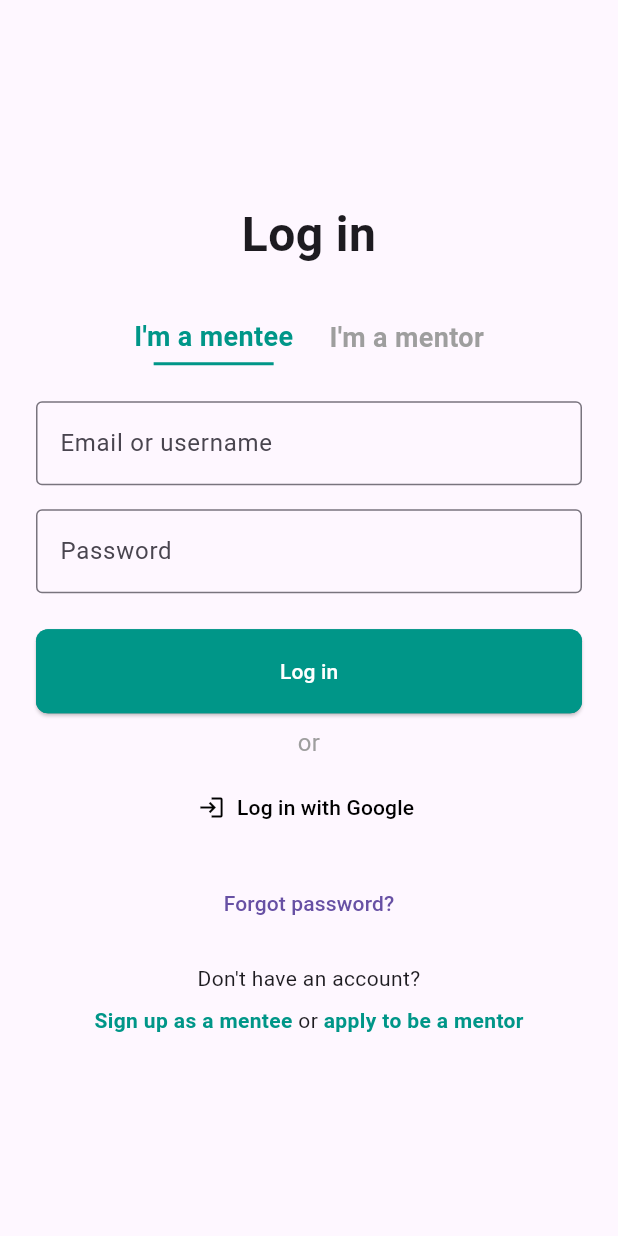
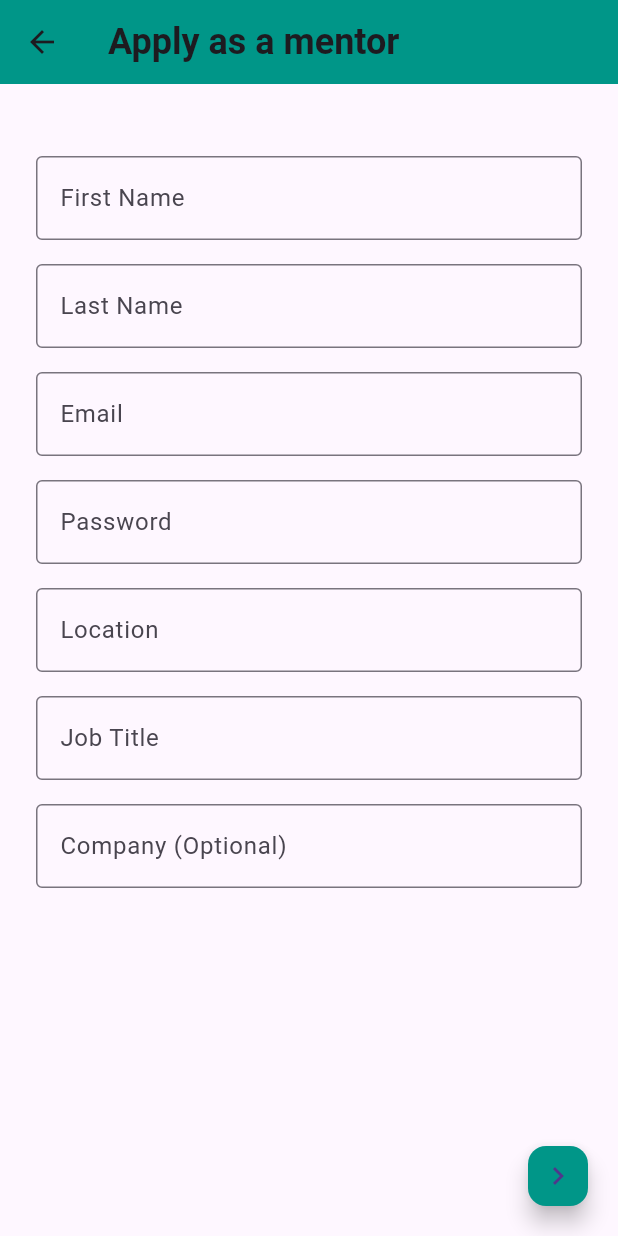
Before and after one commit to NilishaMaharjan/NepalMentor, a Flutter app: the screen it shows after launch, after a tap on "apply to be a mentor", on a phone screen of 412 x 824 dp. Run offline on Flutter 3.47's test engine with Material 3 defaults, Android fonts, the phone set to English and light mode, and no system bars; our stand-ins replace get.

Commit message:
fifth commit

```diff
--- a/lib/login.dart
+++ b/lib/login.dart
@@ -1,4 +1,5 @@
 import 'package:flutter/material.dart';
+import 'package:get/get.dart'; // Import GetX for navigation
 
 class LoginScreen extends StatefulWidget {
   const LoginScreen({super.key});
@@ -60,43 +61,43 @@ class LoginScreenState extends State<LoginScreen> {
                 ),
                 const SizedBox(height: 24.0),
 
-                // Log in Button with the same size and shape as text fields
+                // Log in Button
                 Container(
-                  height: 56.0, // Match the height of the text field
+                  height: 56.0,
                   decoration: BoxDecoration(
-                    color: Colors.teal, // Solid button color
-                    borderRadius: BorderRadius.circular(8.0), // Same shape as text fields
+                    color: Colors.teal,
+                    borderRadius: BorderRadius.circular(8.0),
                   ),
                   child: ElevatedButton(
                     onPressed: () {
                       // Handle login logic here
                     },
                     style: ElevatedButton.styleFrom(
-                      backgroundColor: Colors.teal, // Ensure button is teal
+                      backgroundColor: Colors.teal,
                       shape: RoundedRectangleBorder(
-                        borderRadius: BorderRadius.circular(8.0), // Rounded corners
+                        borderRadius: BorderRadius.circular(8.0),
                       ),
-                      padding: EdgeInsets.zero, // Remove padding to fit the container
+                      padding: EdgeInsets.zero,
                     ),
                     child: const Text(
                       'Log in',
-                      style: TextStyle(color: Colors.white), // Text color
+                      style: TextStyle(color: Colors.white),
                     ),
                   ),
                 ),
 
                 const SizedBox(height: 8.0),
-
-                // 'Or' between Log in and Google Login
-                const Text(
-                  'or',
-                  textAlign: TextAlign.center,
-                  style: TextStyle(fontSize: 16.0, color: Colors.grey),
-                ),
+                const Text('or', textAlign: TextAlign.center),
                 const SizedBox(height: 8.0),
 
                 // Google Login Button
-                TextButton.icon(
+                Container(
+                  height: 56.0,
+                  decoration: BoxDecoration(
+                    border: Border.all(color: Colors.grey),
+                    borderRadius: BorderRadius.circular(8.0),
+                  ),
+                  child: TextButton.icon(
                     onPressed: () {
                       // Handle Google login logic
                     },
@@ -104,6 +105,7 @@ class LoginScreenState extends State<LoginScreen> {
                     label: const Text(
                       'Log in with Google',
                       style: TextStyle(color: Colors.black),
+                    ),
                   ),
                 ),
                 const SizedBox(height: 16.0),
@@ -117,15 +119,14 @@ class LoginScreenState extends State<LoginScreen> {
                 ),
                 const SizedBox(height: 16.0),
 
-                // Don't have an account text
                 const Text(
                   "Don't have an account?",
                   textAlign: TextAlign.center,
                   style: TextStyle(fontSize: 14.0),
                 ),
-                const SizedBox(height: 8.0), // Add some space before the signup options
+                const SizedBox(height: 8.0),
 
-                // Sign-up Options for Mentee or Mentor in single line
+                // Mentor/Mentee Sign-up Options
                 Row(
                   mainAxisAlignment: MainAxisAlignment.center,
                   children: [
@@ -138,21 +139,20 @@ class LoginScreenState extends State<LoginScreen> {
                         style: TextStyle(
                           color: Colors.teal,
                           fontWeight: FontWeight.bold,
-                          fontSize: 14.0, // Smaller font size
                         ),
                       ),
                     ),
                     const Text(' or ', style: TextStyle(fontSize: 14.0)),
                     GestureDetector(
                       onTap: () {
-                        // Handle mentor application logic
+                        // Navigate to the Mentor Registration Screen
+                        Get.toNamed('/mentorregistration'); // Corrected route
                       },
                       child: const Text(
                         'apply to be a mentor',
                         style: TextStyle(
                           color: Colors.teal,
                           fontWeight: FontWeight.bold,
-                          fontSize: 14.0, // Smaller font size
                         ),
                       ),
                     ),
@@ -166,7 +166,7 @@ class LoginScreenState extends State<LoginScreen> {
     );
   }
 
-  // Helper function to build role selection tab
+  // Helper function for role selection
   Widget buildRoleTab(String title, bool isSelected) {
     return GestureDetector(
       onTap: () {
--- a/lib/main.dart
+++ b/lib/main.dart
@@ -2,6 +2,7 @@ import 'package:flutter/material.dart';
 import 'package:get/get.dart';
 import 'package:nepalmentors/splashview.dart';
 import 'package:nepalmentors/login.dart';
+import 'package:nepalmentors/mentorregister1.dart'; // Import the Mentor Application Page
 
 void main() {
   runApp(const MyApp());
@@ -9,6 +10,7 @@ void main() {
 
 class MyApp extends StatelessWidget {
   const MyApp({super.key});
+
   @override
   Widget build(BuildContext context) {
     return GetMaterialApp(
@@ -17,6 +19,7 @@ class MyApp extends StatelessWidget {
       getPages: [
         GetPage(name: '/splash', page: () => const MySplash()),
         GetPage(name: '/login', page: () => const LoginScreen()),
+        GetPage(name: '/mentorregistration', page: () => const  MentorRegistration()), // Add route
       ],
     );
   }
--- /dev/null
+++ b/lib/mentorregister1.dart
@@ -0,0 +1,242 @@
+import 'package:flutter/material.dart';
+
+class MentorRegistration extends StatefulWidget {
+  const MentorRegistration({super.key});
+
+  @override
+  MentorApplicationScreenState createState() => MentorApplicationScreenState();
+}
+
+class MentorApplicationScreenState extends State<MentorRegistration> {
+  // Form key to validate the form fields
+  final _formKey = GlobalKey<FormState>();
+
+  // Define controllers for text fields
+  final TextEditingController firstNameController = TextEditingController();
+  final TextEditingController lastNameController = TextEditingController();
+  final TextEditingController emailController = TextEditingController();
+  final TextEditingController passwordController = TextEditingController();
+  final TextEditingController locationController = TextEditingController();
+  final TextEditingController jobTitleController = TextEditingController();
+  final TextEditingController companyController = TextEditingController();
+
+  @override
+  Widget build(BuildContext context) {
+    return Scaffold(
+      appBar: AppBar(
+        title: const Text(
+          'Apply as a mentor',
+          style: TextStyle(
+            fontSize: 24.0, // Adjust font size
+            fontWeight: FontWeight.bold, // Make text bold
+          ),
+        ),
+        backgroundColor: Colors.teal, // Set AppBar color to teal
+      ),
+      body: Padding(
+        padding: const EdgeInsets.all(24.0),
+        child: SingleChildScrollView(
+          child: Form(
+            key: _formKey,
+            child: Column(
+              crossAxisAlignment: CrossAxisAlignment.stretch,
+              children: [
+                const SizedBox(height: 24.0),
+
+                // First Name
+                TextFormField(
+                  controller: firstNameController,
+                  decoration: const InputDecoration(
+                    labelText: 'First Name',
+                    border: OutlineInputBorder(),
+                    focusedBorder: OutlineInputBorder(
+                      borderSide:
+                          BorderSide(color: Colors.teal, width: 2.0), // Teal border when focused
+                    ),
+                    floatingLabelStyle: TextStyle(
+                      color: Colors.teal, // Teal label color when focused
+                      fontWeight: FontWeight.bold,
+                    ),
+                  ),
+                  validator: (value) {
+                    if (value == null || value.isEmpty) {
+                      return 'Please enter your first name';
+                    }
+                    return null;
+                  },
+                ),
+                const SizedBox(height: 16.0),
+
+                // Last Name
+                TextFormField(
+                  controller: lastNameController,
+                  decoration: const InputDecoration(
+                    labelText: 'Last Name',
+                    border: OutlineInputBorder(),
+                    focusedBorder: OutlineInputBorder(
+                      borderSide:
+                          BorderSide(color: Colors.teal, width: 2.0), // Teal border when focused
+                    ),
+                    floatingLabelStyle: TextStyle(
+                      color: Colors.teal,
+                      fontWeight: FontWeight.bold,
+                    ),
+                  ),
+                  validator: (value) {
+                    if (value == null || value.isEmpty) {
+                      return 'Please enter your last name';
+                    }
+                    return null;
+                  },
+                ),
+                const SizedBox(height: 16.0),
+
+                // Email
+                TextFormField(
+                  controller: emailController,
+                  decoration: const InputDecoration(
+                    labelText: 'Email',
+                    border: OutlineInputBorder(),
+                    focusedBorder: OutlineInputBorder(
+                      borderSide:
+                          BorderSide(color: Colors.teal, width: 2.0), // Teal border when focused
+                    ),
+                    floatingLabelStyle: TextStyle(
+                      color: Colors.teal,
+                      fontWeight: FontWeight.bold,
+                    ),
+                  ),
+                  validator: (value) {
+                    if (value == null || value.isEmpty) {
+                      return 'Please enter your email';
+                    } else if (!RegExp(r'^[^@]+@[^@]+\.[^@]+').hasMatch(value)) {
+                      return 'Please enter a valid email address';
+                    }
+                    return null;
+                  },
+                ),
+                const SizedBox(height: 16.0),
+
+                // Password
+                TextFormField(
+                  controller: passwordController,
+                  decoration: const InputDecoration(
+                    labelText: 'Password',
+                    border: OutlineInputBorder(),
+                    focusedBorder: OutlineInputBorder(
+                      borderSide:
+                          BorderSide(color: Colors.teal, width: 2.0), // Teal border when focused
+                    ),
+                    floatingLabelStyle: TextStyle(
+                      color: Colors.teal,
+                      fontWeight: FontWeight.bold,
+                    ),
+                  ),
+                  obscureText: true,
+                  validator: (value) {
+                    if (value == null || value.isEmpty) {
+                      return 'Please enter your password';
+                    }
+                    return null;
+                  },
+                ),
+                const SizedBox(height: 16.0),
+
+                // Location
+                TextFormField(
+                  controller: locationController,
+                  decoration: const InputDecoration(
+                    labelText: 'Location',
+                    border: OutlineInputBorder(),
+                    focusedBorder: OutlineInputBorder(
+                      borderSide:
+                          BorderSide(color: Colors.teal, width: 2.0), // Teal border when focused
+                    ),
+                    floatingLabelStyle: TextStyle(
+                      color: Colors.teal,
+                      fontWeight: FontWeight.bold,
+                    ),
+                  ),
+                  validator: (value) {
+                    if (value == null || value.isEmpty) {
+                      return 'Please enter your location';
+                    }
+                    return null;
+                  },
+                ),
+                const SizedBox(height: 16.0),
+
+                // Job Title
+                TextFormField(
+                  controller: jobTitleController,
+                  decoration: const InputDecoration(
+                    labelText: 'Job Title',
+                    border: OutlineInputBorder(),
+                    focusedBorder: OutlineInputBorder(
+                      borderSide:
+                          BorderSide(color: Colors.teal, width: 2.0), // Teal border when focused
+                    ),
+                    floatingLabelStyle: TextStyle(
+                      color: Colors.teal,
+                      fontWeight: FontWeight.bold,
+                    ),
+                  ),
+                  validator: (value) {
+                    if (value == null || value.isEmpty) {
+                      return 'Please enter your job title';
+                    }
+                    return null;
+                  },
+                ),
+                const SizedBox(height: 16.0),
+
+                // Company (Optional)
+                TextFormField(
+                  controller: companyController,
+                  decoration: const InputDecoration(
+                    labelText: 'Company (Optional)',
+                    border: OutlineInputBorder(),
+                    focusedBorder: OutlineInputBorder(
+                      borderSide:
+                          BorderSide(color: Colors.teal, width: 2.0), // Teal border when focused
+                    ),
+                    floatingLabelStyle: TextStyle(
+                      color: Colors.teal,
+                      fontWeight: FontWeight.bold,
+                    ),
+                  ),
+                ),
+                const SizedBox(height: 24.0),
+              ],
+            ),
+          ),
+        ),
+      ),
+      floatingActionButton: FloatingActionButton.small(
+        onPressed: () {
+          if (_formKey.currentState!.validate()) {
+            // Handle next action here (e.g., navigate to the next step)
+            ScaffoldMessenger.of(context).showSnackBar(
+              const SnackBar(content: Text('Proceeding to the next step!')),
+            );
+          }
+        },
+        tooltip: 'Next',
+        backgroundColor: Colors.teal,
+        child: const Icon(Icons.navigate_next),
+      ),
+      floatingActionButtonLocation: FloatingActionButtonLocation.endFloat,
+    );
+  }
+
+  // Clear form fields
+  void clearFields() {
+    firstNameController.clear();
+    lastNameController.clear();
+    emailController.clear();
+    passwordController.clear();
+    locationController.clear();
+    jobTitleController.clear();
+    companyController.clear();
+  }
+}
--- a/lib/splashview.dart
+++ b/lib/splashview.dart
@@ -14,7 +14,7 @@ class MySplashState extends State<MySplash> {
   @override
   void initState() {
     super.initState();
-    Timer(const Duration(seconds: 2), () {
+    Timer(const Duration(seconds: 4), () {
       Get.off(() => const LoginScreen()); // Replace Get.to() with Get.off()
     });
   }
```
Also changed, not shown: pubspec.yaml (+0 -14 lines), assets/login.png (deleted), assets/logo.png, assets/registration.png (deleted), assets/welcome.png (deleted). Lines whose indentation alone changed are shown as unchanged.
